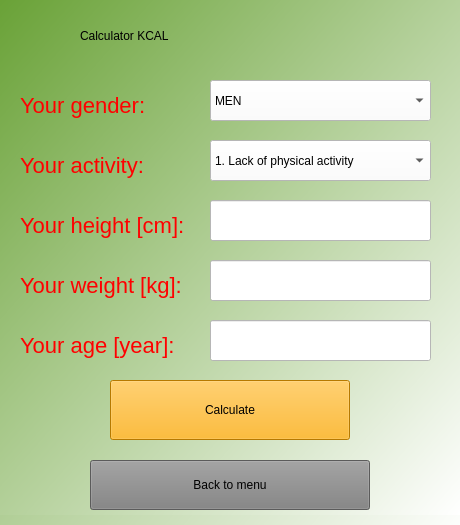
Old version of the form kcal.ui in the repository 262094/HealthCheck_2.
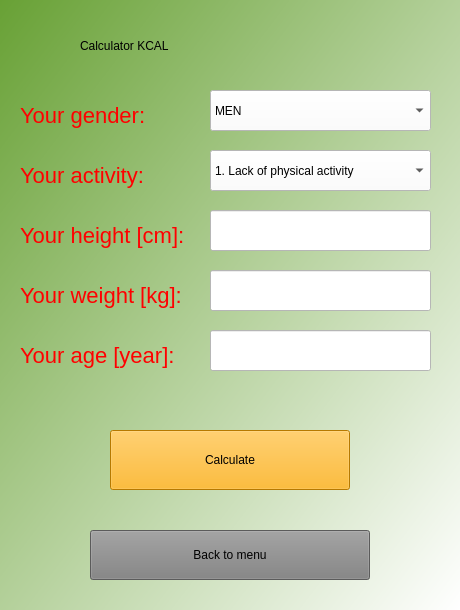
New version of the form.

```diff
--- a/kcal.ui
+++ b/kcal.ui
@@ -7,19 +7,19 @@
     <x>0</x>
     <y>0</y>
     <width>460</width>
-    <height>525</height>
+    <height>610</height>
    </rect>
   </property>
   <property name="minimumSize">
    <size>
     <width>460</width>
-    <height>525</height>
+    <height>610</height>
    </size>
   </property>
   <property name="maximumSize">
    <size>
     <width>460</width>
-    <height>525</height>
+    <height>610</height>
    </size>
   </property>
   <property name="windowTitle">
@@ -33,21 +33,21 @@
    <property name="geometry">
     <rect>
      <x>0</x>
-     <y>-10</y>
+     <y>0</y>
      <width>460</width>
-     <height>550</height>
+     <height>610</height>
     </rect>
    </property>
    <property name="minimumSize">
     <size>
      <width>460</width>
-     <height>550</height>
+     <height>610</height>
     </size>
    </property>
    <property name="maximumSize">
     <size>
      <width>460</width>
-     <height>550</height>
+     <height>610</height>
     </size>
    </property>
    <property name="styleSheet">
@@ -59,13 +59,13 @@
     <property name="minimumSize">
      <size>
       <width>460</width>
-      <height>525</height>
+      <height>610</height>
      </size>
     </property>
     <property name="maximumSize">
      <size>
       <width>460</width>
-      <height>525</height>
+      <height>610</height>
      </size>
     </property>
     <property name="styleSheet">
@@ -95,7 +95,7 @@
      <property name="geometry">
       <rect>
        <x>90</x>
-       <y>470</y>
+       <y>530</y>
        <width>280</width>
        <height>50</height>
       </rect>
@@ -166,7 +166,7 @@
      <property name="geometry">
       <rect>
        <x>110</x>
-       <y>390</y>
+       <y>430</y>
        <width>240</width>
        <height>60</height>
       </rect>
```
